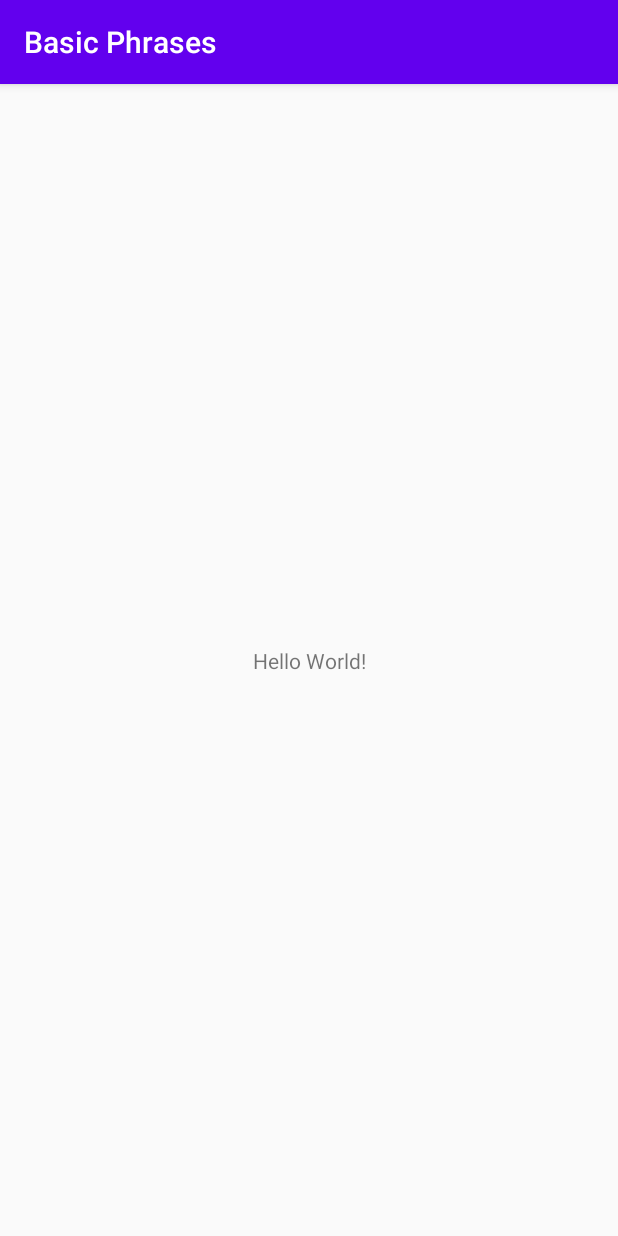
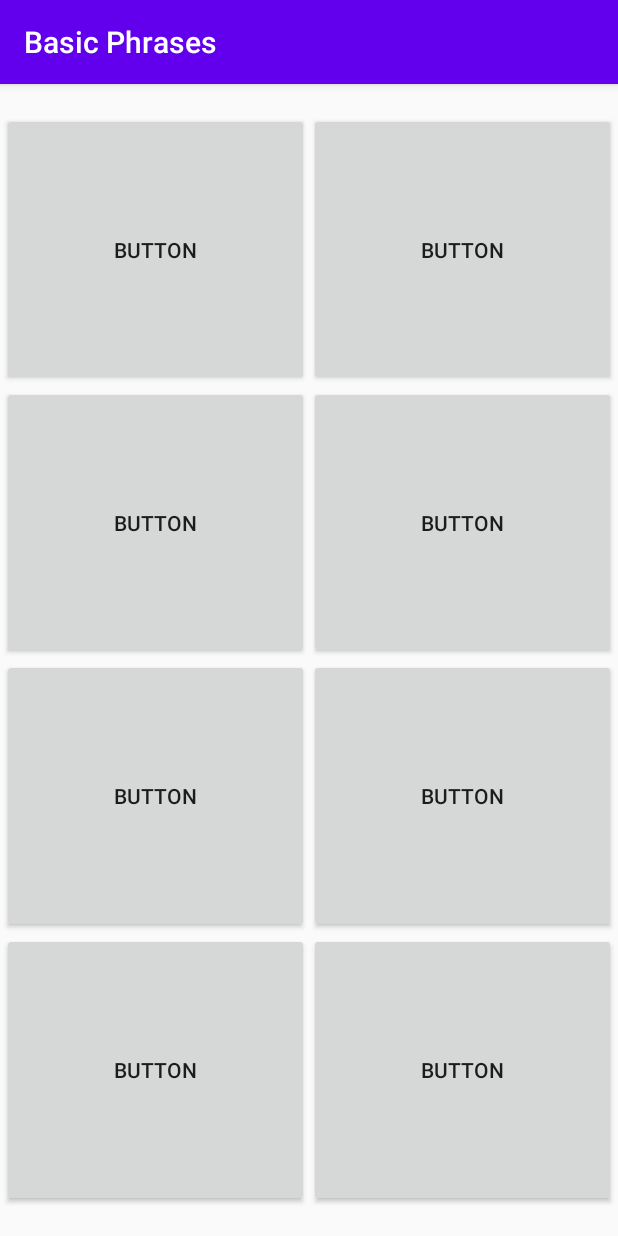
Before and after one commit to andrewflincoln/basic_phrases, an Android app: the screen it shows after launch (MainActivity), on a phone screen of 412 x 824 dp. Run offline under Robolectric (Android 15) with nearby library versions, the phone set to English and light mode, and no system bars.

Commit message:
gravity grid layout

```diff
--- a/app/build.gradle
+++ b/app/build.gradle
@@ -26,6 +26,7 @@
     implementation fileTree(dir: "libs", include: ["*.jar"])
     implementation 'androidx.appcompat:appcompat:1.2.0'
     implementation 'androidx.constraintlayout:constraintlayout:1.1.3'
+    implementation 'androidx.gridlayout:gridlayout:1.0.0'
     testImplementation 'junit:junit:4.12'
     androidTestImplementation 'androidx.test.ext:junit:1.1.1'
     androidTestImplementation 'androidx.test.espresso:espresso-core:3.2.0'
--- a/app/src/main/res/layout/activity_main.xml
+++ b/app/src/main/res/layout/activity_main.xml
@@ -6,13 +6,71 @@
     android:layout_height="match_parent"
     tools:context=".MainActivity">
 
-    <TextView
-        android:layout_width="wrap_content"
-        android:layout_height="wrap_content"
-        android:text="Hello World!"
+    <androidx.gridlayout.widget.GridLayout
+        android:layout_width="409dp"
+        android:layout_height="729dp"
+        app:columnCount="2"
         app:layout_constraintBottom_toBottomOf="parent"
-        app:layout_constraintLeft_toLeftOf="parent"
-        app:layout_constraintRight_toRightOf="parent"
-        app:layout_constraintTop_toTopOf="parent" />
+        app:layout_constraintEnd_toEndOf="parent"
+        app:layout_constraintStart_toStartOf="parent"
+        app:layout_constraintTop_toTopOf="parent"
+        app:rowCount="4">
 
+        <Button
+            android:id="@+id/button8"
+            android:text="Button"
+            app:layout_gravity="fill"
+            app:layout_rowWeight="1"
+            app:layout_columnWeight="1"
+            />
+        <Button
+            android:id="@+id/button8"
+            android:text="Button"
+            app:layout_gravity="fill"
+            app:layout_rowWeight="1"
+            app:layout_columnWeight="1"
+            />
+        <Button
+            android:id="@+id/button8"
+            android:text="Button"
+            app:layout_gravity="fill"
+            app:layout_rowWeight="1"
+            app:layout_columnWeight="1"
+            />
+        <Button
+            android:id="@+id/button8"
+            android:text="Button"
+            app:layout_gravity="fill"
+            app:layout_rowWeight="1"
+            app:layout_columnWeight="1"
+            />
+        <Button
+            android:id="@+id/button8"
+            android:text="Button"
+            app:layout_gravity="fill"
+            app:layout_rowWeight="1"
+            app:layout_columnWeight="1"
+            />
+        <Button
+            android:id="@+id/button8"
+            android:text="Button"
+            app:layout_gravity="fill"
+            app:layout_rowWeight="1"
+            app:layout_columnWeight="1"
+            />
+        <Button
+            android:id="@+id/button8"
+            android:text="Button"
+            app:layout_gravity="fill"
+            app:layout_rowWeight="1"
+            app:layout_columnWeight="1"
+            />
+        <Button
+            android:id="@+id/button8"
+            android:text="Button"
+            app:layout_gravity="fill"
+            app:layout_rowWeight="1"
+            app:layout_columnWeight="1"
+            />
+    </androidx.gridlayout.widget.GridLayout>
 </androidx.constraintlayout.widget.ConstraintLayout>
```
